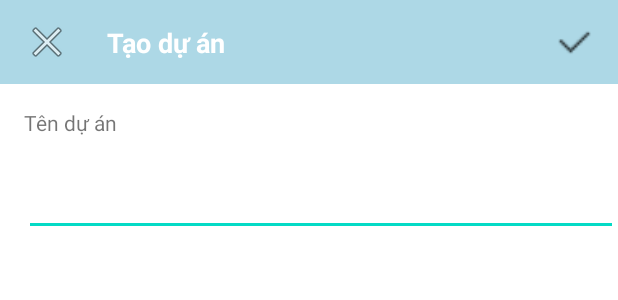
After one commit to hauphanlvc/DoAnNT118, an Android app: the layout activity_them_du_an.xml on its own in the app's theme, with its tools: preview values and no code run, on a phone screen of 412 x 824 dp. The commit adds this screen. Shown: the top 300 px of the screen. Run offline under Robolectric (Android 15) with nearby library versions, the light colour scheme and no system bars.

Commit message:
thêm activity thêm dự án

```diff
--- /dev/null
+++ b/app/src/main/res/layout/activity_them_du_an.xml
@@ -0,0 +1,80 @@
+<?xml version="1.0" encoding="utf-8"?>
+<androidx.constraintlayout.widget.ConstraintLayout xmlns:android="http://schemas.android.com/apk/res/android"
+    xmlns:app="http://schemas.android.com/apk/res-auto"
+    xmlns:tools="http://schemas.android.com/tools"
+    android:layout_width="match_parent"
+    android:layout_height="match_parent"
+    tools:context=".Activity_them_du_an">
+    <androidx.constraintlayout.widget.ConstraintLayout
+        android:id="@+id/action_bar_them_du_an"
+        android:layout_width="match_parent"
+        android:layout_height="?actionBarSize"
+        android:background="@color/LightBlue"
+        android:gravity="center_vertical"
+        android:orientation="horizontal"
+        android:paddingStart="15dp"
+        android:paddingEnd="15dp"
+        app:layout_constraintEnd_toEndOf="parent"
+        app:layout_constraintStart_toStartOf="parent"
+        app:layout_constraintTop_toTopOf="parent">
+
+
+        <ImageView
+            android:id="@+id/iv_thoat_tao_bang"
+            android:layout_width="wrap_content"
+            android:layout_height="wrap_content"
+            app:layout_constraintBottom_toBottomOf="parent"
+            app:layout_constraintStart_toStartOf="parent"
+            app:layout_constraintTop_toTopOf="parent"
+            app:srcCompat="@android:drawable/ic_menu_close_clear_cancel" />
+
+        <ImageView
+            android:id="@+id/iv_hoan_thanh_tao_bang"
+            android:layout_width="27dp"
+            android:layout_height="26dp"
+            app:layout_constraintBottom_toBottomOf="@+id/iv_thoat_tao_bang"
+            app:layout_constraintEnd_toEndOf="parent"
+            app:layout_constraintTop_toTopOf="@+id/iv_thoat_tao_bang"
+            app:srcCompat="@drawable/complete" />
+
+        <TextView
+            android:id="@+id/tv_tao_bang"
+            android:layout_width="111dp"
+            android:layout_height="25dp"
+            android:layout_marginStart="24dp"
+            android:text="Tạo dự án"
+            android:textColor="@color/white"
+            android:textSize="18sp"
+            android:textStyle="bold"
+            app:layout_constraintBottom_toBottomOf="@+id/iv_thoat_tao_bang"
+            app:layout_constraintStart_toEndOf="@+id/iv_thoat_tao_bang"
+            app:layout_constraintTop_toTopOf="@+id/iv_thoat_tao_bang"
+            app:layout_constraintVertical_bias="0.571" />
+
+    </androidx.constraintlayout.widget.ConstraintLayout>
+
+    <TextView
+        android:id="@+id/tv_ten_du_an"
+        android:layout_width="wrap_content"
+        android:layout_height="wrap_content"
+        android:layout_marginStart="16dp"
+        android:layout_marginTop="16dp"
+        android:text="Tên dự án "
+        app:layout_constraintStart_toStartOf="parent"
+        app:layout_constraintTop_toBottomOf="@+id/action_bar_them_du_an" />
+
+    <EditText
+        android:id="@+id/et_ten_du_an"
+        android:layout_width="0dp"
+        android:layout_height="50dp"
+        android:layout_marginStart="16dp"
+        android:layout_marginTop="16dp"
+        android:ems="10"
+        android:inputType=""
+        android:minHeight="48dp"
+
+        app:layout_constraintEnd_toEndOf="parent"
+        app:layout_constraintHorizontal_bias="0.0"
+        app:layout_constraintStart_toStartOf="parent"
+        app:layout_constraintTop_toBottomOf="@+id/tv_ten_du_an" />
+</androidx.constraintlayout.widget.ConstraintLayout>
--- a/app/src/main/res/layout/card_layout.xml
+++ b/app/src/main/res/layout/card_layout.xml
@@ -6,7 +6,6 @@
     android:layout_width="match_parent"
     android:layout_height="match_parent"
     tool:context=".MainActivity">
-
 
 
     <ScrollView
@@ -53,8 +52,7 @@
                     android:paddingEnd="15dp"
                     android:paddingBottom="15dp"
                     android:text="Mô tả của thẻ"
-                    android:textSize="18sp">
-                </TextView>
+                    android:textSize="18sp"></TextView>
             </RelativeLayout>
 
         </RelativeLayout>
```
Also changed, not shown: app/src/main/AndroidManifest.xml (+19 -3 lines), app/src/main/java/com/example/doannt118/Activity_them_du_an.java (added, +51 -0 lines), app/src/main/java/com/example/doannt118/MainActivity.java (+8 -2 lines), app/src/main/res/drawable/complete.png (added).
